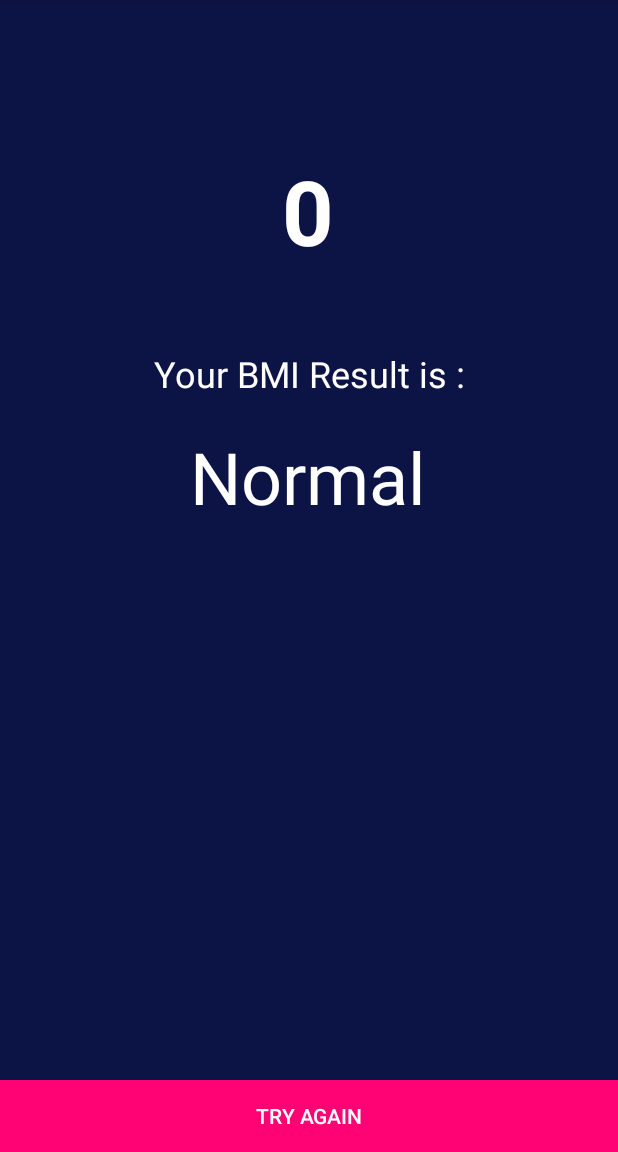
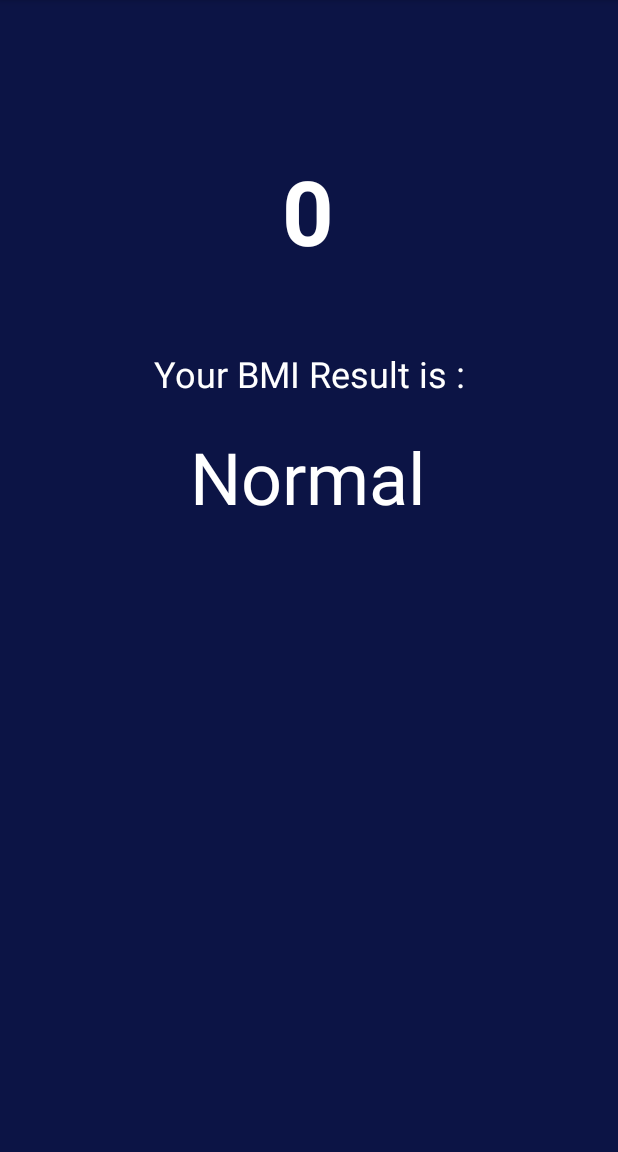
Before and after one commit to Vishnuanand77/BMI_Calculator, an Android app: the screen it shows after launch (ResultsPage), after a tap on "CALCULATE YOUR BMI", on a phone screen of 412 x 824 dp, the part 84-1236 px from its top. Run offline under Robolectric (Android 15) with nearby library versions, the phone set to English and light mode, and no system bars.

```diff
--- a/app/src/main/java/com/example/bmicalculator/ResultsPage.java
+++ b/app/src/main/java/com/example/bmicalculator/ResultsPage.java
@@ -41,6 +41,5 @@ public class ResultsPage extends AppCompatActivity {
             BMIResult_display.setTextColor(getResources().getColor(R.color.red));
         }
 
-        backButton.setOnClickListener(v -> finish());
     }
 }
--- a/app/src/main/res/layout/activity_results_page.xml
+++ b/app/src/main/res/layout/activity_results_page.xml
@@ -49,14 +49,4 @@
         app:layout_constraintStart_toStartOf="parent"
         app:layout_constraintTop_toBottomOf="@+id/BMIScoreDisplay" />
 
-    <androidx.appcompat.widget.AppCompatButton
-        android:id="@+id/backbutton"
-        android:layout_width="match_parent"
-        android:layout_height="wrap_content"
-        android:background="@drawable/calculatebutton"
-        android:text="Try Again"
-        android:textColor="@color/white"
-        app:layout_constraintBottom_toBottomOf="parent"
-        app:layout_constraintEnd_toEndOf="parent"
-        app:layout_constraintStart_toStartOf="parent" />
 </androidx.constraintlayout.widget.ConstraintLayout>
```
